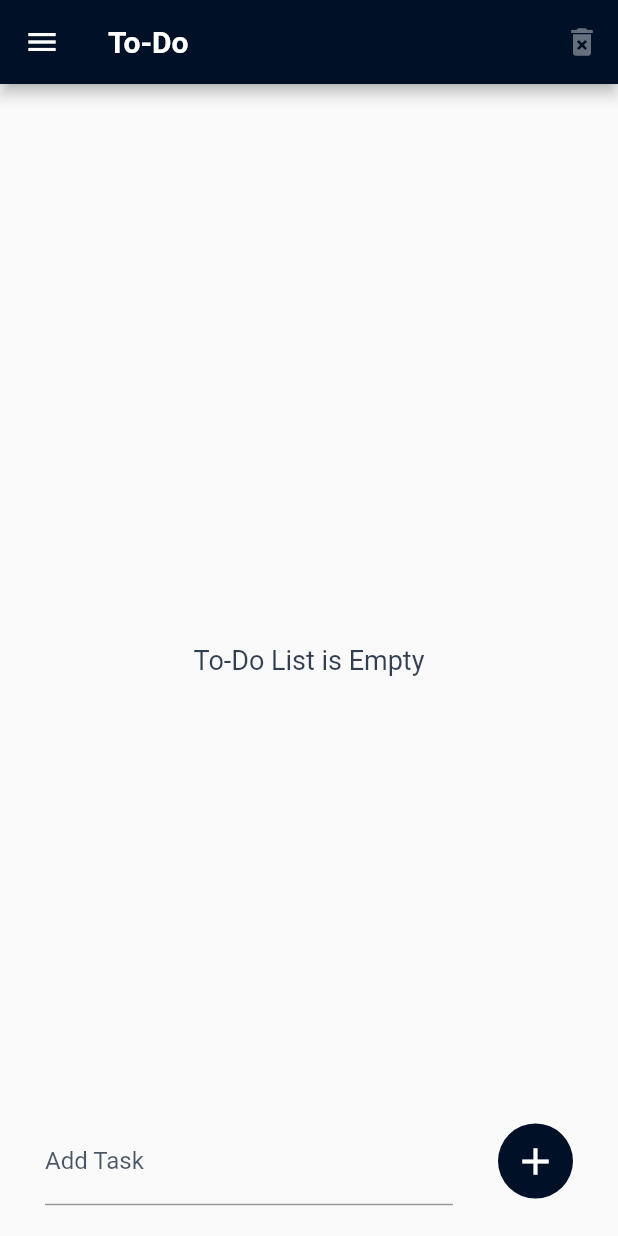
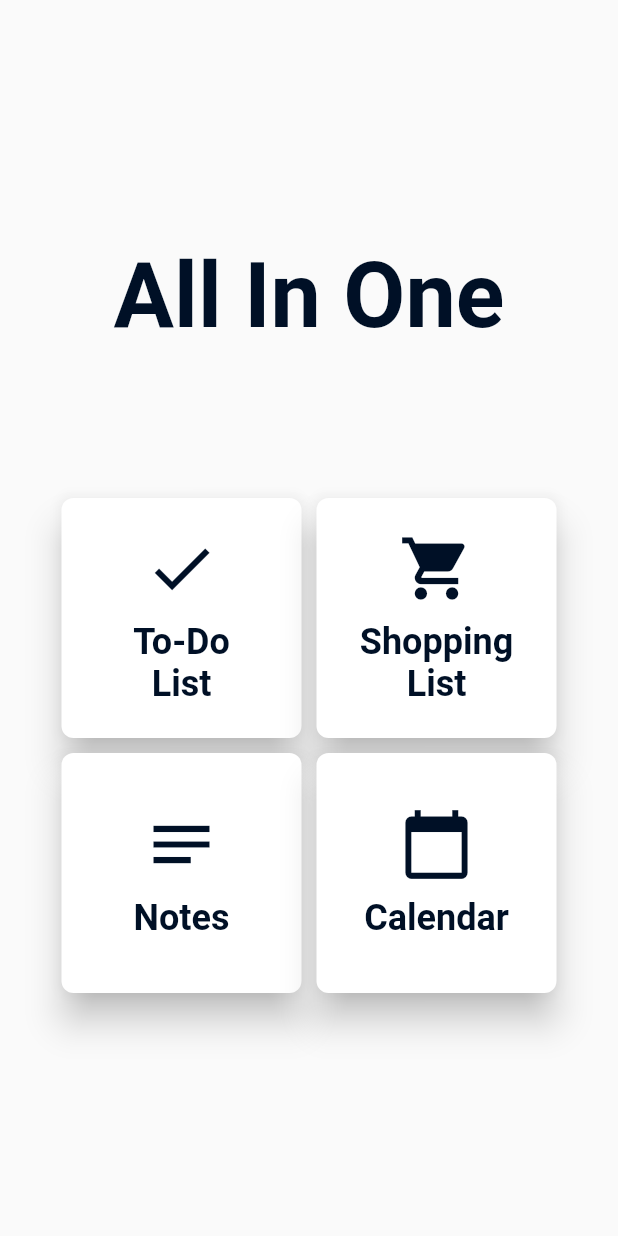
Before and after one commit to hrvojeBencik/notify, a Flutter app: the screen it shows after launch, on a phone screen of 412 x 824 dp. Run offline on Flutter 3.47's test engine with Material 2 defaults, Android fonts, the phone set to English and light mode, and no system bars; our stand-ins replace shared_preferences.

Commit message:
Added home screen

```diff
--- a/lib/main.dart
+++ b/lib/main.dart
@@ -6,6 +6,7 @@ import 'package:shopping_list/models/todo_list_model.dart';
 import 'package:shopping_list/screens/calendar_screen.dart';
 import 'package:shopping_list/screens/notes_screen.dart';
 import 'package:shopping_list/screens/shopping_list_screen.dart';
+import 'package:shopping_list/screens/todo_screen.dart';
 
 import 'screens/home_screen.dart';
 
@@ -32,9 +33,10 @@ class ShoppingApp extends StatelessWidget {
           primaryColor: Color(0xFF001026),
           accentColor: Color(0xFF00D39B),
         ),
-        initialRoute: '/home',
+        initialRoute: '/',
         routes: {
           HomeScreen.routeName: (ctx) => HomeScreen(),
+          ToDoScreen.routeName: (ctx) => ToDoScreen(),
           ShoppingListScreen.routeName: (ctx) => ShoppingListScreen(),
           CalendarScreen.routeName: (ctx) => CalendarScreen(),
           NotesScreen.routeName: (ctx) => NotesScreen(),
--- a/lib/screens/home_screen.dart
+++ b/lib/screens/home_screen.dart
@@ -1,123 +1,103 @@
 import 'package:flutter/material.dart';
-import 'package:provider/provider.dart';
-import 'package:shared_preferences/shared_preferences.dart';
-import 'package:shopping_list/models/todo_list_model.dart';
-import 'package:shopping_list/widgets/add_item.dart';
-import 'package:shopping_list/widgets/custom_drawer.dart';
-import 'package:shopping_list/widgets/todo_list_tile.dart';
+import 'package:shopping_list/screens/calendar_screen.dart';
+import 'package:shopping_list/screens/notes_screen.dart';
+import 'package:shopping_list/screens/shopping_list_screen.dart';
+import 'package:shopping_list/screens/todo_screen.dart';
 
 class HomeScreen extends StatefulWidget {
-  static const routeName = '/home';
+  static const routeName = '/';
   @override
   _HomeScreenState createState() => _HomeScreenState();
 }
 
 class _HomeScreenState extends State<HomeScreen> {
-  var _toDoListProvider;
-  List<Map<String, dynamic>> _toDoList;
-
-  TextEditingController _itemController = TextEditingController();
-  bool _isLoading = true;
-
+  Size size;
   @override
-  void initState() {
-    super.initState();
-    checkForSavedToDoList();
+  Widget build(BuildContext context) {
+    size = MediaQuery.of(context).size;
+    return Scaffold(
+      body: Column(
+        crossAxisAlignment: CrossAxisAlignment.center,
+        mainAxisAlignment: MainAxisAlignment.center,
+        children: [
+          Text(
+            "All In One",
+            style: TextStyle(
+              fontSize: 60,
+              fontWeight: FontWeight.bold,
+              color: Theme.of(context).primaryColor,
+            ),
+          ),
+          SizedBox(
+            height: 100,
+          ),
+          Row(
+            mainAxisAlignment: MainAxisAlignment.center,
+            children: [
+              _buildGridTile(Icons.check, 'To-Do\nList', ToDoScreen.routeName),
+              SizedBox(
+                width: 10,
+              ),
+              _buildGridTile(Icons.local_grocery_store, 'Shopping\nList',
+                  ShoppingListScreen.routeName),
+            ],
+          ),
+          SizedBox(
+            height: 10,
+          ),
+          Row(
+            mainAxisAlignment: MainAxisAlignment.center,
+            children: [
+              _buildGridTile(Icons.notes, 'Notes', NotesScreen.routeName),
+              SizedBox(
+                width: 10,
+              ),
+              _buildGridTile(
+                  Icons.calendar_today, 'Calendar', CalendarScreen.routeName),
+            ],
+          ),
+        ],
+      ),
+    );
   }
 
-  @override
-  void dispose() {
-    super.dispose();
-    _itemController.clear();
-    _itemController.dispose();
-  }
-
-  void checkForSavedToDoList() async {
-    SharedPreferences prefs = await SharedPreferences.getInstance();
-    if (prefs.getStringList('toDoList') != null &&
-        prefs.getStringList('toDoList').isNotEmpty) {
-      await _toDoListProvider.fetchList();
-    }
-    setState(() {
-      _isLoading = false;
-    });
-  }
-
-  @override
-  Widget build(BuildContext context) {
-    _toDoListProvider = Provider.of<ToDoList>(context, listen: true);
-    _toDoList = _toDoListProvider.todoList;
-    return Scaffold(
-      drawer: CustomDrawer(),
-      appBar: AppBar(
-        title: Text(
-          "To-Do",
-          style: TextStyle(
-            fontWeight: FontWeight.bold,
-          ),
+  Widget _buildGridTile(IconData icon, String text, String routeName) {
+    return Container(
+      width: 160,
+      height: 160,
+      child: RawMaterialButton(
+        shape: RoundedRectangleBorder(
+          borderRadius: BorderRadius.circular(8),
         ),
-        actions: [
-          IconButton(
-              icon: Icon(
-                Icons.delete_forever,
+        fillColor: Colors.white,
+        splashColor: Theme.of(context).accentColor,
+        elevation: 10,
+        child: Column(
+          crossAxisAlignment: CrossAxisAlignment.center,
+          mainAxisAlignment: MainAxisAlignment.center,
+          children: [
+            Icon(
+              icon,
+              size: 50,
+              color: Theme.of(context).primaryColor,
+            ),
+            SizedBox(
+              height: 10,
+            ),
+            Text(
+              text,
+              textAlign: TextAlign.center,
+              style: TextStyle(
+                fontSize: 24,
+                fontWeight: FontWeight.bold,
+                color: Theme.of(context).primaryColor,
               ),
-              disabledColor: Colors.white.withOpacity(0.4),
-              onPressed: _toDoList.isEmpty
-                  ? null
-                  : () {
-                      _toDoListProvider.removeAllToDoItems();
-                      _toDoListProvider.removeListFromMemory();
-                    }),
-        ],
-      ),
-      body: SafeArea(
-        child: _isLoading
-            ? Center(
-                child: CircularProgressIndicator(),
-              )
-            : Stack(
-                children: [
-                  _toDoList.isEmpty
-                      ? Center(
-                          child: Text(
-                            "To-Do List is Empty",
-                            style: TextStyle(
-                              fontSize: 18,
-                              color: Theme.of(context)
-                                  .primaryColor
-                                  .withOpacity(0.8),
-                            ),
-                          ),
-                        )
-                      : Padding(
-                          padding: const EdgeInsets.only(
-                            top: 10,
-                            right: 10,
-                            left: 10,
-                          ),
-                          child: ListView.builder(
-                              itemCount: _toDoList.length,
-                              itemBuilder: (context, i) {
-                                return ToDoListTile(_toDoList[i]['text'],
-                                    _toDoList[i]['isDone'], i);
-                              }),
-                        ),
-                  AddItem(
-                    HomeScreen.routeName,
-                    (_itemController) {
-                      if (_itemController.text.isNotEmpty) {
-                        _toDoListProvider.addToDoItem(_itemController.text);
-                        _toDoListProvider.saveToDoList();
-                        setState(
-                          () {
-                            _itemController.clear();
-                          },
-                        );
-                      }
-                    },
-                  )
-                ],
-              ),
+            ),
+          ],
+        ),
+        onPressed: () {
+          Navigator.of(context).pushReplacementNamed(routeName);
+        },
       ),
     );
   }
```
Also changed, not shown: lib/screens/todo_screen.dart (added, +124 -0 lines), lib/widgets/custom_drawer.dart (+32 -66 lines).
